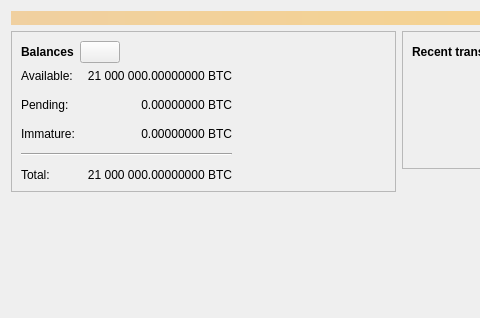
Old version of the form src/qt/forms/overviewpage.ui in the repository ayoussief/arkham; both pictures show x 0 to 480 and y 0 to 318 of the 798 by 318 pixel window.
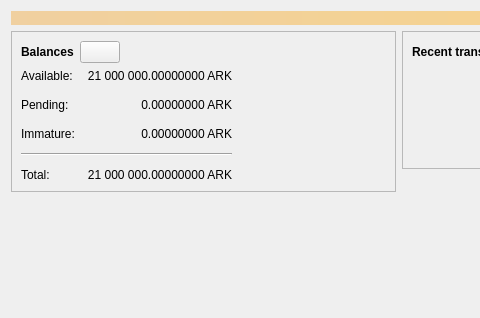
New version of the form. Icons and pictures are not drawn. Custom widgets are drawn as their Qt base class.

```diff
--- a/src/qt/forms/overviewpage.ui
+++ b/src/qt/forms/overviewpage.ui
@@ -120,7 +120,7 @@
                <string>Total of transactions that have yet to be confirmed, and do not yet count toward the spendable balance</string>
               </property>
               <property name="text">
-               <string notr="true">0.00000000 BTC</string>
+               <string notr="true">0.00000000 ARK</string>
               </property>
               <property name="alignment">
                <set>Qt::AlignRight|Qt::AlignTrailing|Qt::AlignVCenter</set>
@@ -153,7 +153,7 @@
                <string>Mined balance that has not yet matured</string>
               </property>
               <property name="text">
-               <string notr="true">0.00000000 BTC</string>
+               <string notr="true">0.00000000 ARK</string>
               </property>
               <property name="alignment">
                <set>Qt::AlignRight|Qt::AlignTrailing|Qt::AlignVCenter</set>
@@ -192,7 +192,7 @@
                <string>Your current total balance</string>
               </property>
               <property name="text">
-               <string notr="true">21 000 000.00000000 BTC</string>
+               <string notr="true">21 000 000.00000000 ARK</string>
               </property>
               <property name="alignment">
                <set>Qt::AlignRight|Qt::AlignTrailing|Qt::AlignVCenter</set>
@@ -218,7 +218,7 @@
                <string>Your current spendable balance</string>
               </property>
               <property name="text">
-               <string notr="true">21 000 000.00000000 BTC</string>
+               <string notr="true">21 000 000.00000000 ARK</string>
               </property>
               <property name="alignment">
                <set>Qt::AlignRight|Qt::AlignTrailing|Qt::AlignVCenter</set>
```
